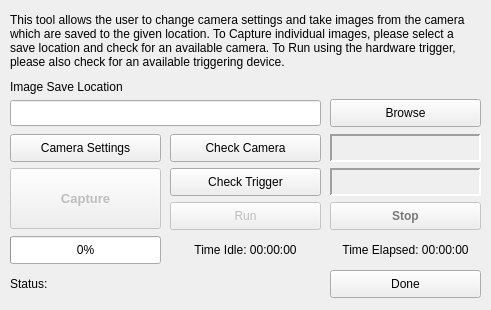
Before: the Qt Designer form gui/dialogImageCapture.ui in Spinarakk/defectmonitor, drawn with Qt 5.
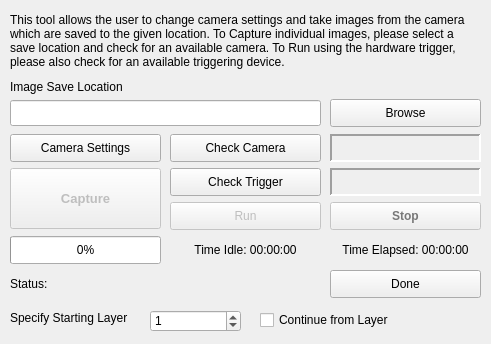
After: the same form once the commit is applied. Icons and pictures are not drawn.

Commit message: - Restructured the entire Slice Converter code to run slightly more efficiently - Drawing contours for loop changed to a while loop to take into account the highest number of layers

Patch:
```diff
--- a/gui/dialogImageCapture.ui
+++ b/gui/dialogImageCapture.ui
@@ -7,7 +7,7 @@
     <x>0</x>
     <y>0</y>
     <width>491</width>
-    <height>310</height>
+    <height>344</height>
    </rect>
   </property>
   <property name="minimumSize">
@@ -16,12 +16,6 @@
     <height>310</height>
    </size>
   </property>
-  <property name="maximumSize">
-   <size>
-    <width>491</width>
-    <height>310</height>
-   </size>
-  </property>
   <property name="windowTitle">
    <string>Image Capture</string>
   </property>
@@ -383,6 +377,48 @@
     <set>Qt::AlignCenter</set>
    </property>
   </widget>
+  <widget class="QLabel" name="label">
+   <property name="geometry">
+    <rect>
+     <x>10</x>
+     <y>310</y>
+     <width>141</width>
+     <height>16</height>
+    </rect>
+   </property>
+   <property name="text">
+    <string>Specify Starting Layer</string>
+   </property>
+  </widget>
+  <widget class="QSpinBox" name="spinStartingLayer">
+   <property name="geometry">
+    <rect>
+     <x>150</x>
+     <y>310</y>
+     <width>91</width>
+     <height>22</height>
+    </rect>
+   </property>
+   <property name="maximum">
+    <number>10000</number>
+   </property>
+   <property name="value">
+    <number>1</number>
+   </property>
+  </widget>
+  <widget class="QCheckBox" name="checkContinue">
+   <property name="geometry">
+    <rect>
+     <x>260</x>
+     <y>310</y>
+     <width>161</width>
+     <height>20</height>
+    </rect>
+   </property>
+   <property name="text">
+    <string>Continue from Layer</string>
+   </property>
+  </widget>
  </widget>
  <resources>
   <include location="icons.qrc"/>
```
The commit also changes 25 other files.
